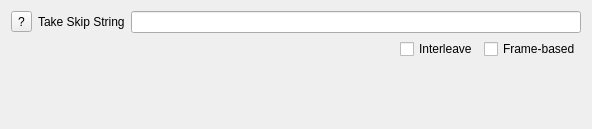
The window that src/hobbits-plugins/operators/TakeSkipOperator/takeskipoperator.ui (goldest-star/binary-analysis-tool) describes before a commit, drawn with Qt 5.
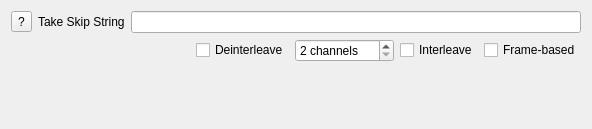
The same window after the commit.

Diff of the .ui file:
```diff
--- a/src/hobbits-plugins/operators/TakeSkipOperator/takeskipoperator.ui
+++ b/src/hobbits-plugins/operators/TakeSkipOperator/takeskipoperator.ui
@@ -71,6 +71,26 @@
        </property>
       </spacer>
      </item>
+     <item>
+      <widget class="QCheckBox" name="cb_deinterleaved">
+       <property name="text">
+        <string>Deinterleave</string>
+       </property>
+      </widget>
+     </item>
+     <item>
+      <widget class="QSpinBox" name="sb_deinterleave">
+       <property name="suffix">
+        <string> channels</string>
+       </property>
+       <property name="minimum">
+        <number>2</number>
+       </property>
+       <property name="maximum">
+        <number>100</number>
+       </property>
+      </widget>
+     </item>
      <item>
       <widget class="QCheckBox" name="cb_interleaved">
        <property name="text">
```
